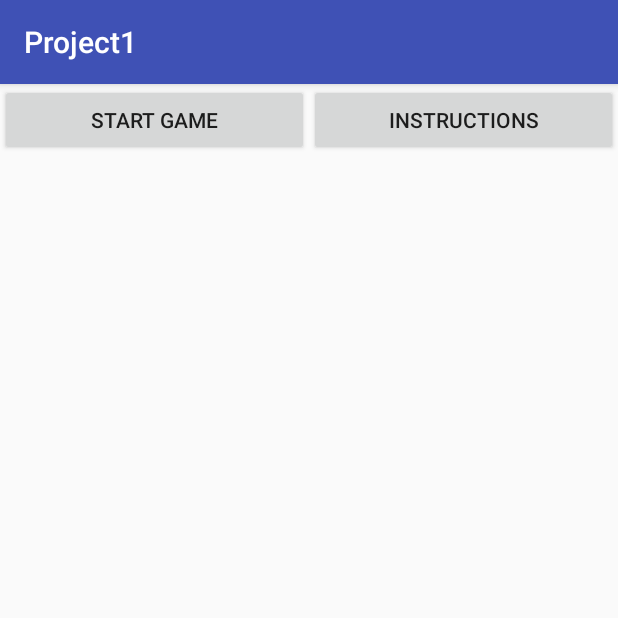
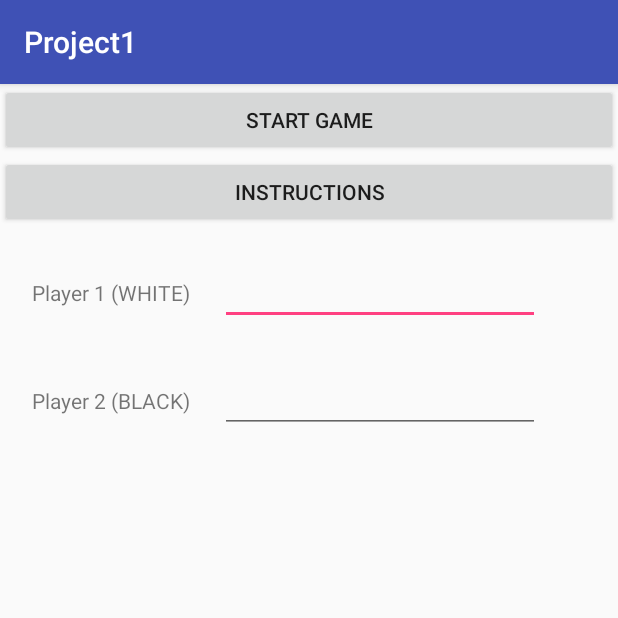
Before and after one commit to schaferandrew/Chess, an Android app: the screen it shows after launch (MainActivity), on a phone screen of 412 x 824 dp, the top half of it. Run offline under Robolectric (Android 15) with nearby library versions, the phone set to English and light mode, and no system bars.

Commit message:
added text fields and resign button

```diff
--- a/app/src/main/res/layout/activity_chess.xml
+++ b/app/src/main/res/layout/activity_chess.xml
@@ -15,6 +15,12 @@
         tools:layout_editor_absoluteY="8dp"
         tools:text="@string/player_one_turn" />
 
+    <Button
+        android:id="@+id/btnResign"
+        android:layout_width="wrap_content"
+        android:layout_height="wrap_content"
+        android:text="@string/player_resign" />
+
     <view
         android:id="@+id/chessView"
         class="edu.msu.blaida.project1.ChessView"
--- a/app/src/main/res/layout/activity_main.xml
+++ b/app/src/main/res/layout/activity_main.xml
@@ -1,5 +1,5 @@
 <?xml version="1.0" encoding="utf-8"?>
-<LinearLayout xmlns:android="http://schemas.android.com/apk/res/android"
+<RelativeLayout xmlns:android="http://schemas.android.com/apk/res/android"
     xmlns:app="http://schemas.android.com/apk/res-auto"
     xmlns:tools="http://schemas.android.com/tools"
     android:layout_width="match_parent"
@@ -8,18 +8,84 @@
 
     <Button
         android:id="@+id/start_button"
-        android:layout_width="0dp"
+        android:layout_width="match_parent"
         android:layout_height="wrap_content"
         android:layout_weight="1"
         android:onClick="onStartGame"
         android:text="@string/start_button"
         tools:text="Start Game" />
+
     <Button
         android:id="@+id/instructions_button"
-        android:layout_width="0dp"
+        android:layout_width="match_parent"
         android:layout_height="wrap_content"
         android:layout_weight="1"
         android:onClick="onInstructions"
         android:text="@string/instructions_btn"
-        tools:text="Instructions" />
-</LinearLayout>
+        tools:text="Instructions"
+        android:layout_below="@+id/start_button"
+        android:layout_alignParentStart="true" />
+
+    <RelativeLayout
+        android:id="@+id/relativeLayout22"
+        android:layout_width="match_parent"
+        android:layout_height="wrap_content"
+        android:layout_alignParentStart="true"
+        android:layout_below="@+id/instructions_button"
+        android:layout_marginTop="10dp">
+
+        <EditText
+            android:id="@+id/playerOneInput"
+            android:layout_width="wrap_content"
+            android:layout_height="wrap_content"
+            android:layout_alignBaseline="@+id/textView2"
+            android:layout_alignBottom="@+id/textView2"
+            android:layout_marginStart="20dp"
+            android:layout_toEndOf="@+id/textView2"
+            android:ems="10"
+            android:inputType="textEmailAddress"
+            android:textAlignment="viewStart" />
+
+        <TextView
+            android:id="@+id/textView2"
+            android:layout_width="wrap_content"
+            android:layout_height="wrap_content"
+            android:layout_alignParentStart="true"
+            android:layout_below="@+id/instructions_button"
+            android:layout_marginStart="21dp"
+            android:layout_marginTop="23dp"
+            android:text="@string/player_one_input" />
+    </RelativeLayout>
+
+    <RelativeLayout
+        android:id="@+id/relativeLayout2"
+        android:layout_width="match_parent"
+        android:layout_height="wrap_content"
+        android:layout_marginTop="17dp"
+        android:layout_below="@+id/relativeLayout22"
+        android:layout_alignParentStart="true">
+
+        <EditText
+            android:id="@+id/playerTwoInput"
+            android:layout_width="wrap_content"
+            android:layout_height="wrap_content"
+            android:layout_alignBaseline="@+id/textView2"
+            android:layout_alignBottom="@+id/textView2"
+            android:layout_marginStart="20dp"
+            android:layout_toEndOf="@+id/textView2"
+            android:ems="10"
+            android:inputType="textEmailAddress"
+            android:textAlignment="viewStart" />
+
+        <TextView
+            android:id="@+id/textView2"
+            android:layout_width="wrap_content"
+            android:layout_height="wrap_content"
+            android:layout_alignParentStart="true"
+            android:layout_below="@+id/instructions_button"
+            android:layout_marginStart="21dp"
+            android:layout_marginTop="23dp"
+            android:text="@string/player_two_input" />
+    </RelativeLayout>
+
+</RelativeLayout>
--- a/app/src/main/res/values/strings.xml
+++ b/app/src/main/res/values/strings.xml
@@ -9,6 +9,9 @@
     <string name="instructions_text">Instructions\nTo play, tap on the piece you would like to move, then tap on the destination. If it is a valid move, the view will update.\nWhite player will move first, then alternate for the rest of the game.\nThe game ends when one player takes the others king piece (Checkmate)\nPawns: Pawns can only move forward. On the first turn, the pawn can move one or two spaces. Afterwards, it can only move one space. Pawns take pieces by moving one space diagonally. When a pawn reaches the opposite end of the board, it can be upgraded to any other piece, except king.\nRook: A rook can move in a straight line forwards, backwards, or sideways for any number of spaces\nKnight: A knight can move two spaces in any direction, then one space at a right angle to the previous direction. Think of an \"L\" shape. The knight is the only piece that is not blocked by other pieces in it\'s movement path.\nBishop: A bishop can move any number of spaces diagonally.\nQueen: A queen has the same movesets as a rook and bishop combined, moving any number of spaces straight or diagonally.\nKing: A king can move one space in any direction.\nIf you would like to end the game at any time, press the three dots in the top right corner of the game screen.</string>
     <string name="player_one_turn">White, it is your turn!</string>
     <string name="player_two_turn">Black, it is your turn!</string>
+    <string name="player_one_input">Player 1 (WHITE)</string>
+    <string name="player_two_input">Player 2 (BLACK)</string>
+    <string name="player_resign">Resign</string>
 
 
 </resources>
```
